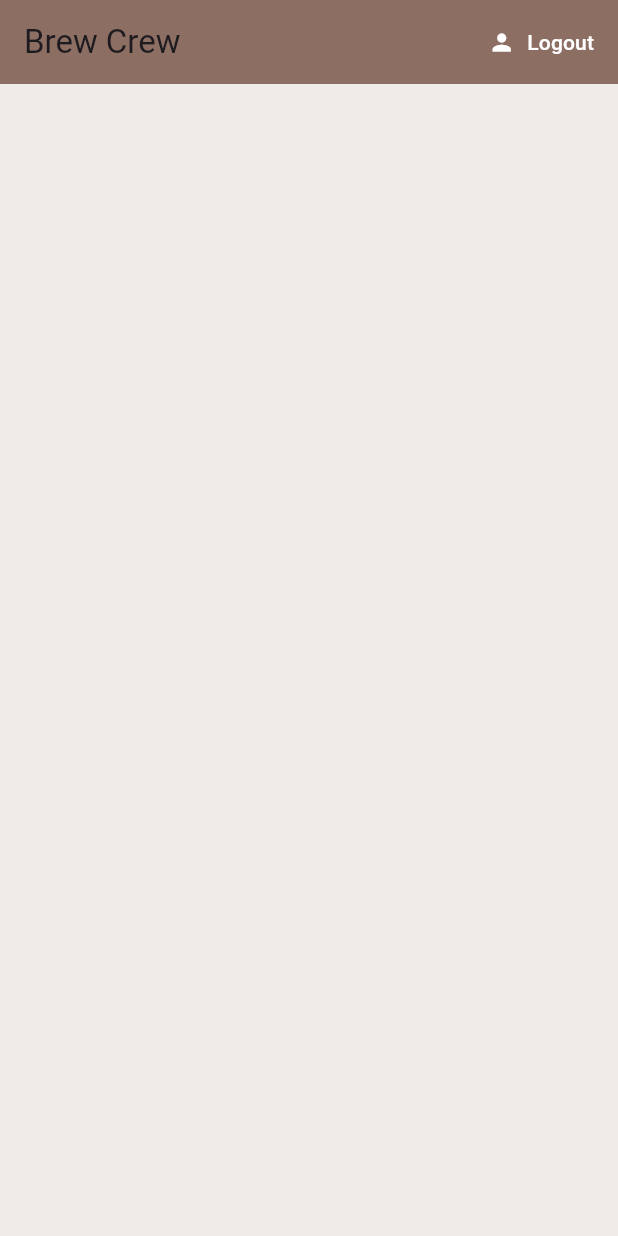
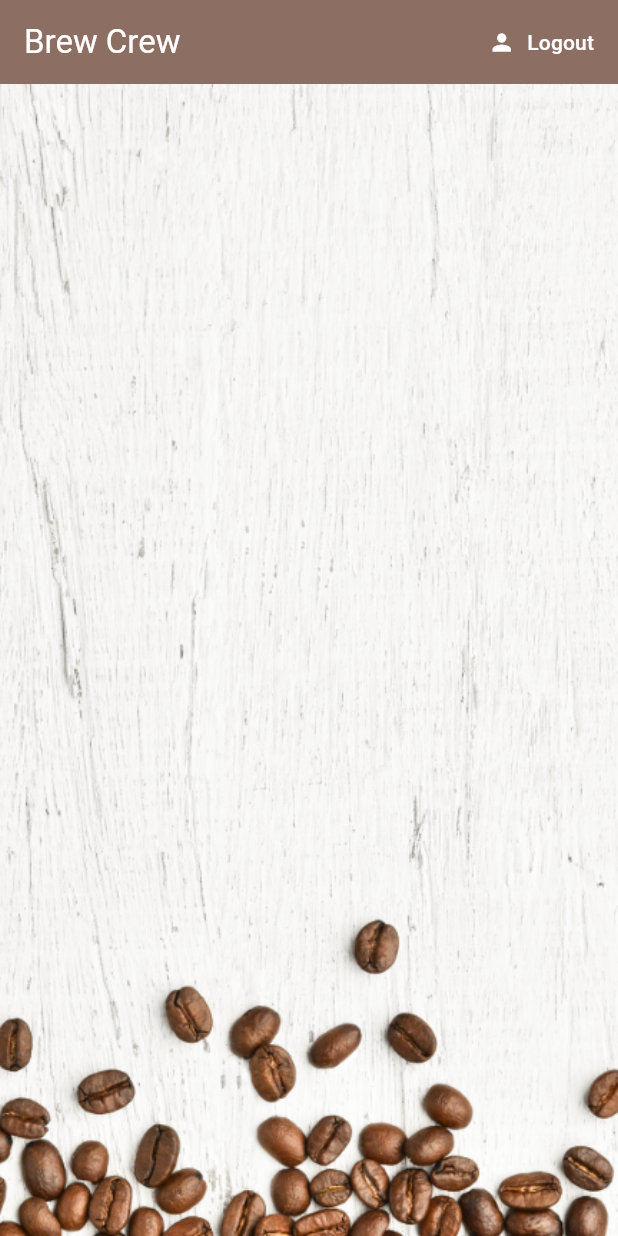
Before and after one commit to siddhant-vij/brew_crew, a Flutter app: the screen it shows once a user with an empty profile is signed in, on a phone screen of 412 x 824 dp. Run offline on Flutter 3.47's test engine with Material 3 defaults, Android fonts, the phone set to English and light mode, and no system bars; our stand-ins replace cloud_firestore, firebase_auth, firebase_core, flutter_spinkit, logger; accounts and stored records are empty; generated files the repository leaves out were written again.

Commit message:
Firestore Database Integration
- Configured this app to use Firestore.
- Read & Write with Coffee Brews.
- Integrate User & Brew models.
- Comprehensive Backend & UI Setup.

```diff
--- a/lib/models/app_user.dart
+++ b/lib/models/app_user.dart
@@ -3,3 +3,17 @@ class AppUser {
 
   const AppUser({required this.uid});
 }
+
+class AppUserData {
+  final String uid;
+  final String name;
+  final String sugars;
+  final int strength;
+
+  const AppUserData({
+    required this.uid,
+    required this.name,
+    required this.sugars,
+    required this.strength,
+  });
+}
--- a/lib/models/brew.dart
+++ b/lib/models/brew.dart
@@ -0,0 +1,11 @@
+class Brew {
+  final String name;
+  final String sugars;
+  final int strength;
+
+  Brew({
+    required this.name,
+    required this.sugars,
+    required this.strength,
+  });
+}
--- a/lib/screens/home/brew_list.dart
+++ b/lib/screens/home/brew_list.dart
@@ -0,0 +1,29 @@
+import 'package:flutter/material.dart';
+import 'package:provider/provider.dart';
+
+import '../../models/brew.dart';
+import 'brew_tile.dart';
+
+class BrewList extends StatefulWidget {
+  const BrewList({
+    super.key,
+  });
+
+  @override
+  State<BrewList> createState() => _BrewListState();
+}
+
+class _BrewListState extends State<BrewList> {
+  @override
+  Widget build(BuildContext context) {
+    final brews = Provider.of<List<Brew>>(context);
+    return ListView.builder(
+      itemCount: brews.length,
+      itemBuilder: (context, index) {
+        return BrewTile(
+          brew: brews[index],
+        );
+      },
+    );
+  }
+}
--- a/lib/screens/home/home.dart
+++ b/lib/screens/home/home.dart
@@ -1,6 +1,10 @@
 import 'package:flutter/material.dart';
+import 'package:provider/provider.dart';
 
+import '../../models/brew.dart';
 import '../../services/auth.dart';
+import '../../services/database.dart';
+import 'brew_list.dart';
 
 class Home extends StatelessWidget {
   final AuthService _auth = AuthService();
@@ -9,10 +13,18 @@ class Home extends StatelessWidget {
 
   @override
   Widget build(BuildContext context) {
-    return Scaffold(
+    return StreamProvider<List<Brew>>.value(
+      initialData: const [],
+      value: DatabaseService().brews,
+      child: Scaffold(
         backgroundColor: Colors.brown[50],
         appBar: AppBar(
-        title: const Text('Brew Crew'),
+          title: const Text(
+            'Brew Crew',
+            style: TextStyle(
+              color: Colors.white,
+            ),
+          ),
           backgroundColor: Colors.brown[400],
           elevation: 0.0,
           actions: <Widget>[
@@ -30,6 +42,18 @@ class Home extends StatelessWidget {
             ),
           ],
         ),
+        body: Container(
+          decoration: const BoxDecoration(
+            image: DecorationImage(
+              image: AssetImage(
+                'assets/coffee_bg.png',
+              ),
+              fit: BoxFit.cover,
+            ),
+          ),
+          child: const BrewList(),
+        ),
+      ),
     );
   }
 }
--- a/lib/services/auth.dart
+++ b/lib/services/auth.dart
@@ -2,6 +2,7 @@ import 'package:firebase_auth/firebase_auth.dart';
 import 'package:logger/logger.dart';
 
 import '../models/app_user.dart';
+import 'database.dart';
 
 class AuthService {
   final FirebaseAuth _auth = FirebaseAuth.instance;
@@ -45,6 +46,11 @@ class AuthService {
       UserCredential result = await _auth.createUserWithEmailAndPassword(
           email: email, password: password);
       User? user = result.user;
+      await DatabaseService(uid: user!.uid).updateUserData(
+        name: 'New Crew Member',
+        sugars: '0',
+        strength: 100,
+      );
       return AuthResult(user: _getAppUserFromFirebaseUser(user));
     } on FirebaseAuthException catch (e) {
       _logger.e(e.message);
--- a/pubspec.yaml
+++ b/pubspec.yaml
@@ -14,8 +14,9 @@ dependencies:
   logger: ^2.0.2+1
   provider: ^6.1.1
   flutter_spinkit: ^5.2.0
-  firebase_core: ^2.24.2
-  firebase_auth: ^4.16.0
+  firebase_core: ^2.25.0
+  firebase_auth: ^4.17.0
+  cloud_firestore: ^4.15.0
 
 dev_dependencies:
   flutter_test:
```
Also changed, not shown: lib/screens/home/brew_tile.dart (+57 -0 lines), lib/screens/home/settings_form.dart (+109 -0 lines), lib/services/database.dart (+54 -0 lines), pubspec.lock, 1 other file. Lines whose indentation alone changed are shown as unchanged.
